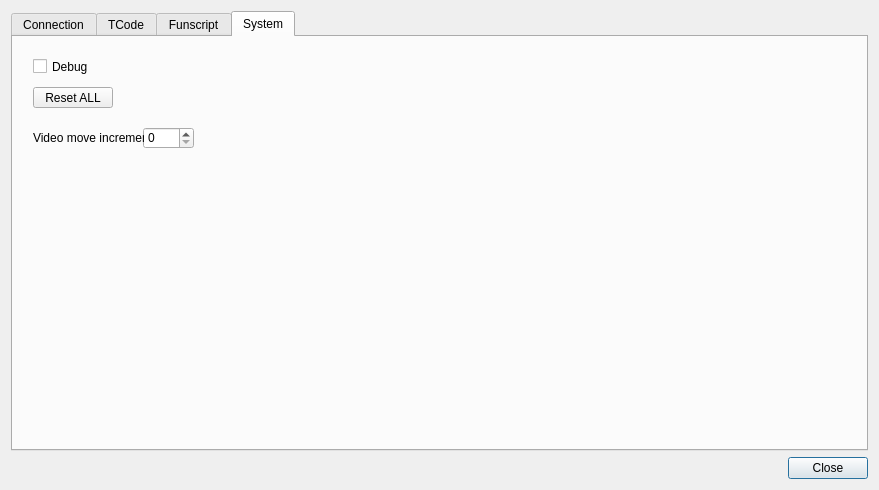
Qt form src/settings.ui (jcfain/XTPlayer) before a commit.
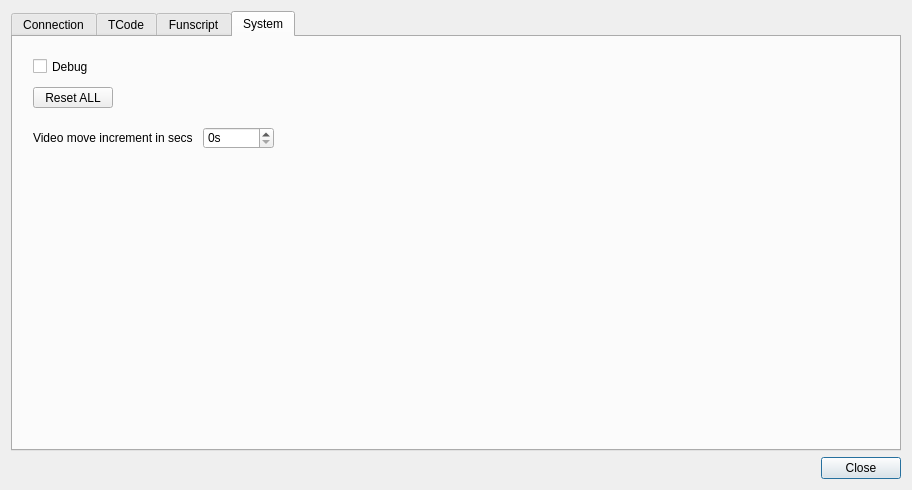
The same form after that commit. The open tabs and pages were chosen to show the change. Icons and pictures are not drawn.

What changed in the file:
```diff
--- a/src/settings.ui
+++ b/src/settings.ui
@@ -6,7 +6,7 @@
    <rect>
     <x>0</x>
     <y>0</y>
-    <width>879</width>
+    <width>912</width>
     <height>490</height>
    </rect>
   </property>
@@ -384,22 +384,31 @@
       <widget class="QSpinBox" name="videoIncrementSpinBox">
        <property name="geometry">
         <rect>
-         <x>130</x>
+         <x>190</x>
          <y>90</y>
-         <width>51</width>
+         <width>71</width>
          <height>22</height>
         </rect>
        </property>
        <property name="toolTip">
         <string>This sets the value the video will either skip forward or back via shortcuts.</string>
        </property>
+       <property name="suffix">
+        <string>s</string>
+       </property>
+       <property name="maximum">
+        <number>5000</number>
+       </property>
+       <property name="singleStep">
+        <number>10</number>
+       </property>
       </widget>
       <widget class="QLabel" name="label_2">
        <property name="geometry">
         <rect>
          <x>20</x>
          <y>90</y>
-         <width>111</width>
+         <width>171</width>
          <height>21</height>
         </rect>
        </property>
@@ -407,7 +416,7 @@
         <string>This sets the value the video will either skip forward or back via shortcuts.</string>
        </property>
        <property name="text">
-        <string>Video move increment</string>
+        <string>Video move increment in secs</string>
        </property>
       </widget>
      </widget>
```
